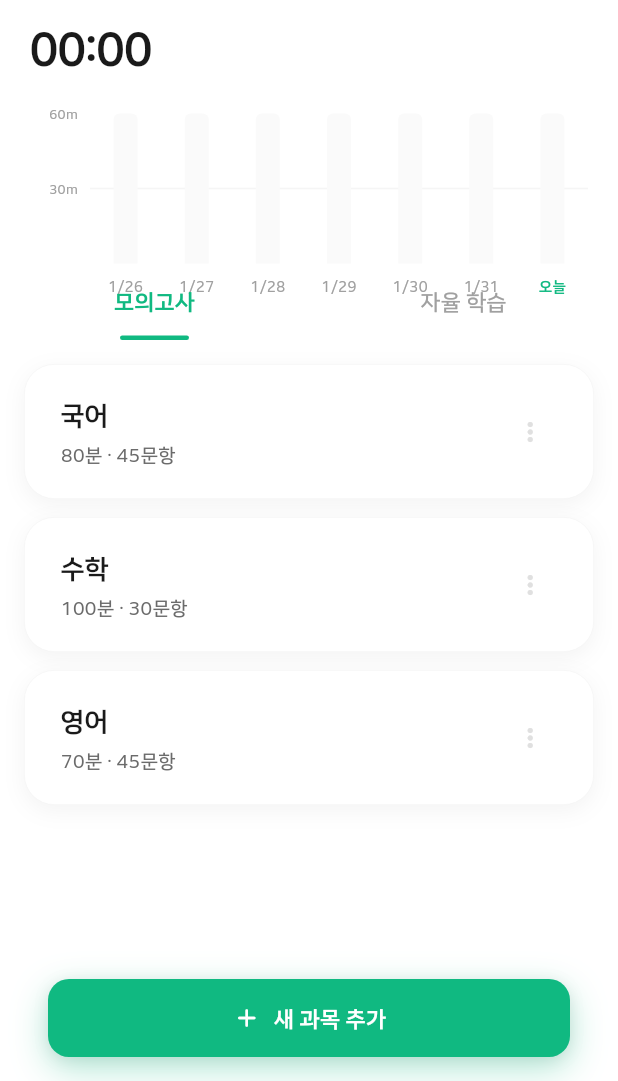
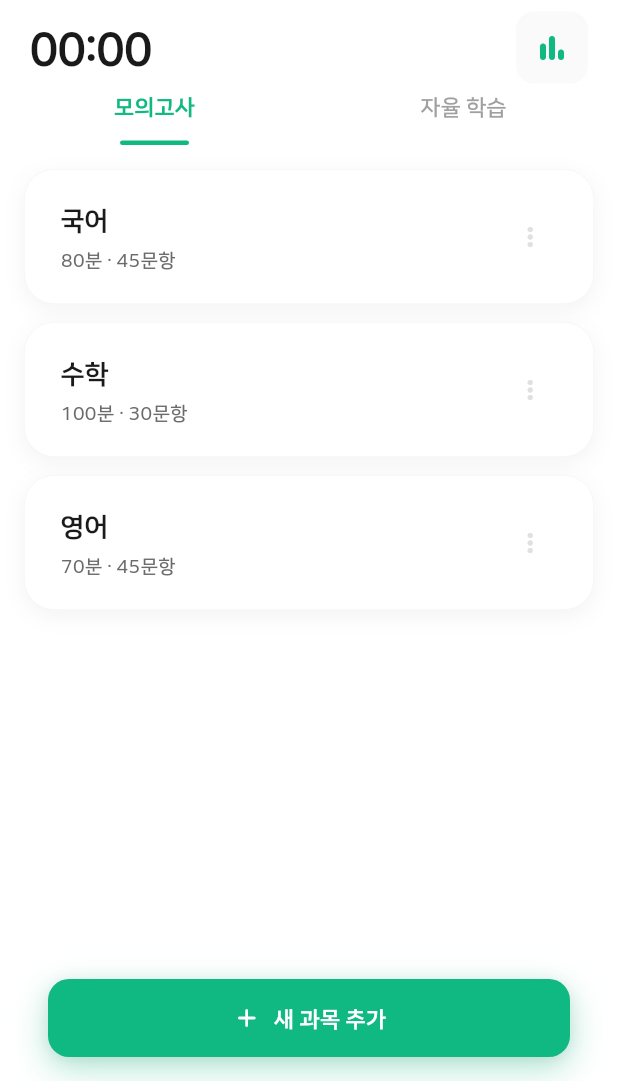
Before and after one commit to XuTuX/lasttimer, a Flutter app: the screen it shows after launch, on a phone screen of 412 x 824 dp, the part 155-1236 px from its top. Run offline on Flutter 3.47's test engine with Material 3 defaults, Android fonts, the phone set to English and light mode, and no system bars; drawn by our look-alikes of fl_chart; our stand-ins replace flutter_slidable, get, isar, shared_preferences; accounts and stored records are empty; generated files the repository leaves out were written again.

Commit message:
공부 한 내용 정리

```diff
--- a/lib/layouts/ipad/ipad_main_layout.dart
+++ b/lib/layouts/ipad/ipad_main_layout.dart
@@ -130,6 +130,12 @@ class _IPadMainLayoutState extends State<IPadMainLayout>
                           ),
                         ),
                         const Spacer(),
+                        // Stats button
+                        IconButton(
+                          icon: const Icon(Icons.bar_chart_rounded),
+                          color: AppColors.textSecondary,
+                          onPressed: () => Get.toNamed(Routes.studyReport),
+                        ),
                         // Add button
                         IconButton(
                           icon: const Icon(Icons.add_rounded),
--- a/lib/main.dart
+++ b/lib/main.dart
@@ -10,6 +10,7 @@ import 'package:last_timer/pages/subject_detail/subject_detail_page.dart';
 import 'package:last_timer/pages/subjects/subject_controller.dart';
 import 'package:last_timer/pages/subjects/subject_list_page.dart';
 import 'package:last_timer/pages/timer/timer_page.dart';
+import 'package:last_timer/pages/statistics/study_report_page.dart';
 import 'package:last_timer/routes/app_routes.dart';
 import 'package:last_timer/utils/app_theme.dart';
 
@@ -64,6 +65,8 @@ class MyApp extends StatelessWidget {
         ),
         // Memos
         GetPage(name: Routes.memos, page: () => const MemosPage()),
+        // Study Report
+        GetPage(name: Routes.studyReport, page: () => const StudyReportPage()),
       ],
     );
   }
--- a/lib/pages/subjects/subject_list_page.dart
+++ b/lib/pages/subjects/subject_list_page.dart
@@ -1,7 +1,6 @@
 import 'package:flutter/material.dart';
 import 'package:flutter/services.dart';
 import 'package:get/get.dart';
-import 'package:fl_chart/fl_chart.dart';
 import 'package:last_timer/components/components.dart';
 import 'package:last_timer/database/subject_db.dart';
 import 'package:last_timer/pages/subjects/subject_controller.dart';
@@ -22,7 +21,7 @@ class SubjectListPage extends GetView<SubjectController> {
           headerSliverBuilder: (context, innerBoxIsScrolled) {
             return [
               SliverAppBar(
-                expandedHeight: 330,
+                expandedHeight: 200,
                 floating: false,
                 pinned: true,
                 elevation: 0,
@@ -487,9 +486,9 @@ class _DashboardSection extends GetView<SubjectController> {
         children: [
           Row(
             crossAxisAlignment: CrossAxisAlignment.end,
+            mainAxisAlignment: MainAxisAlignment.spaceBetween,
             children: [
-              Expanded(
-                child: Column(
+              Column(
                 crossAxisAlignment: CrossAxisAlignment.start,
                 children: [
                   const Text(
@@ -513,152 +512,26 @@ class _DashboardSection extends GetView<SubjectController> {
                   ),
                 ],
               ),
+              GestureDetector(
+                onTap: () => Get.toNamed(Routes.studyReport),
+                child: Container(
+                  padding: const EdgeInsets.all(12),
+                  decoration: BoxDecoration(
+                    color: AppColors.gray50,
+                    borderRadius: BorderRadius.circular(12),
+                  ),
+                  child: const Icon(
+                    Icons.bar_chart_rounded,
+                    color: AppColors.accent,
+                    size: 24,
+                  ),
+                ),
               ),
             ],
           ),
           const SizedBox(height: 20),
-          SizedBox(height: 130, child: _WeeklyChart()),
-          const SizedBox(height: 30), // 탭 바와의 여유 공간
         ],
       ),
     );
   }
 }
-
-class _WeeklyChart extends GetView<SubjectController> {
-  const _WeeklyChart();
-
-  @override
-  Widget build(BuildContext context) {
-    return Obx(() {
-      final weekSeconds = controller.weeklySeconds;
-      final maxVal = weekSeconds.fold<int>(0, (m, v) => v > m ? v : m);
-
-      return BarChart(
-        BarChartData(
-          alignment: BarChartAlignment.spaceAround,
-          maxY: maxVal == 0 ? 3600 : maxVal.toDouble() * 1.3,
-          barTouchData: BarTouchData(
-            enabled: true,
-            touchTooltipData: BarTouchTooltipData(
-              getTooltipColor: (_) => AppColors.gray900,
-              tooltipPadding: const EdgeInsets.symmetric(
-                horizontal: 12,
-                vertical: 8,
-              ),
-              tooltipMargin: 8,
-              getTooltipItem: (group, groupIndex, rod, rodIndex) {
-                return BarTooltipItem(
-                  formatSeconds(rod.toY.toInt()),
-                  AppTypography.bodySmall.copyWith(
-                    color: Colors.white,
-                    fontWeight: FontWeight.bold,
-                  ),
-                );
-              },
-            ),
-          ),
-          titlesData: FlTitlesData(
-            show: true,
-            bottomTitles: AxisTitles(
-              sideTitles: SideTitles(
-                showTitles: true,
-                reservedSize: 30,
-                getTitlesWidget: (value, meta) {
-                  final index = value.toInt();
-                  if (index < 0 || index >= 7) return const SizedBox();
-
-                  String label = '';
-                  if (index == 6) {
-                    label = '오늘';
-                  } else {
-                    final date = DateTime.now().subtract(
-                      Duration(days: 6 - index),
-                    );
-                    label = '${date.month}/${date.day}';
-                  }
-
-                  return SideTitleWidget(
-                    meta: meta,
-                    child: Text(
-                      label,
-                      style: AppTypography.caption.copyWith(
-                        fontSize: 10,
-                        color: index == 6
-                            ? AppColors.accent
-                            : AppColors.textTertiary,
-                        fontWeight: index == 6
-                            ? FontWeight.bold
-                            : FontWeight.normal,
-                      ),
-                    ),
-                  );
-                },
-              ),
-            ),
-            leftTitles: AxisTitles(
-              sideTitles: SideTitles(
-                showTitles: true,
-                reservedSize: 40,
-                interval: maxVal == 0
-                    ? 1800
-                    : (maxVal / 3).clamp(600, 7200).toDouble(),
-                getTitlesWidget: (value, meta) {
-                  if (value == 0) return const SizedBox();
-                  final minutes = value ~/ 60;
-                  return SideTitleWidget(
-                    meta: meta,
-                    child: Text(
-                      '${minutes}m',
-                      style: AppTypography.caption.copyWith(
-                        fontSize: 9,
-                        color: AppColors.textTertiary,
-                      ),
-                    ),
-                  );
-                },
-              ),
-            ),
-            topTitles: const AxisTitles(
-              sideTitles: SideTitles(showTitles: false),
-            ),
-            rightTitles: const AxisTitles(
-              sideTitles: SideTitles(showTitles: false),
-            ),
-          ),
-          gridData: FlGridData(
-            show: true,
-            drawVerticalLine: false,
-            horizontalInterval: maxVal == 0
-                ? 1800
-                : (maxVal / 3).clamp(600, 7200).toDouble(),
-            getDrawingHorizontalLine: (value) =>
-                FlLine(color: AppColors.gray100, strokeWidth: 1),
-          ),
-          borderData: FlBorderData(show: false),
-          barGroups: [
-            for (int i = 0; i < weekSeconds.length; i++)
-              BarChartGroupData(
-                x: i,
-                barRods: [
-                  BarChartRodData(
-                    toY: weekSeconds[i].toDouble(),
-                    color: i == 6 ? AppColors.accent : AppColors.gray200,
-                    width: 16,
-                    borderRadius: const BorderRadius.vertical(
-                      top: Radius.circular(4),
-                    ),
-                    backDrawRodData: BackgroundBarChartRodData(
-                      show: true,
-                      toY: maxVal == 0 ? 3600 : maxVal.toDouble() * 1.3,
-                      color: AppColors.gray50,
-                    ),
-                  ),
-                ],
-              ),
-          ],
-        ),
-      );
-    });
-  }
-}
--- a/lib/routes/app_routes.dart
+++ b/lib/routes/app_routes.dart
@@ -4,4 +4,5 @@ abstract class Routes {
   static const timer = '/timer';
   static const recordDetail = '/recordDetail';
   static const memos = '/memos';
+  static const studyReport = '/studyReport';
 }
```
Also changed, not shown: lib/pages/statistics/study_report_page.dart (added, +331 -0 lines). Lines whose indentation alone changed are shown as unchanged.
